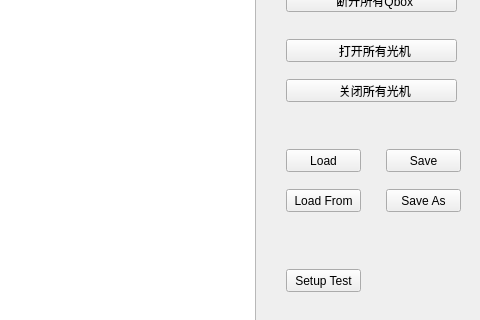
Before: the Qt Designer form osd/deviceswnd.ui in jpcstpj7281/gameseer, drawn with Qt 5; both pictures show x 544 to 1024 and y 261 to 581 of the 1024 by 768 pixel window.
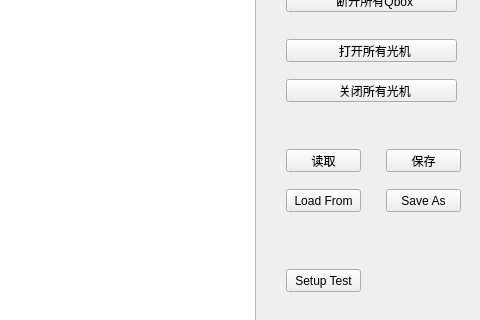
After: the same form once the commit is applied.

Patch:
```diff
--- a/osd/deviceswnd.ui
+++ b/osd/deviceswnd.ui
@@ -139,7 +139,7 @@
     </rect>
    </property>
    <property name="text">
-    <string>Load</string>
+    <string>读取</string>
    </property>
   </widget>
   <widget class="QPushButton" name="pbSave">
@@ -152,7 +152,7 @@
     </rect>
    </property>
    <property name="text">
-    <string>Save</string>
+    <string>保存</string>
    </property>
   </widget>
   <widget class="QPushButton" name="clearWall">
```
